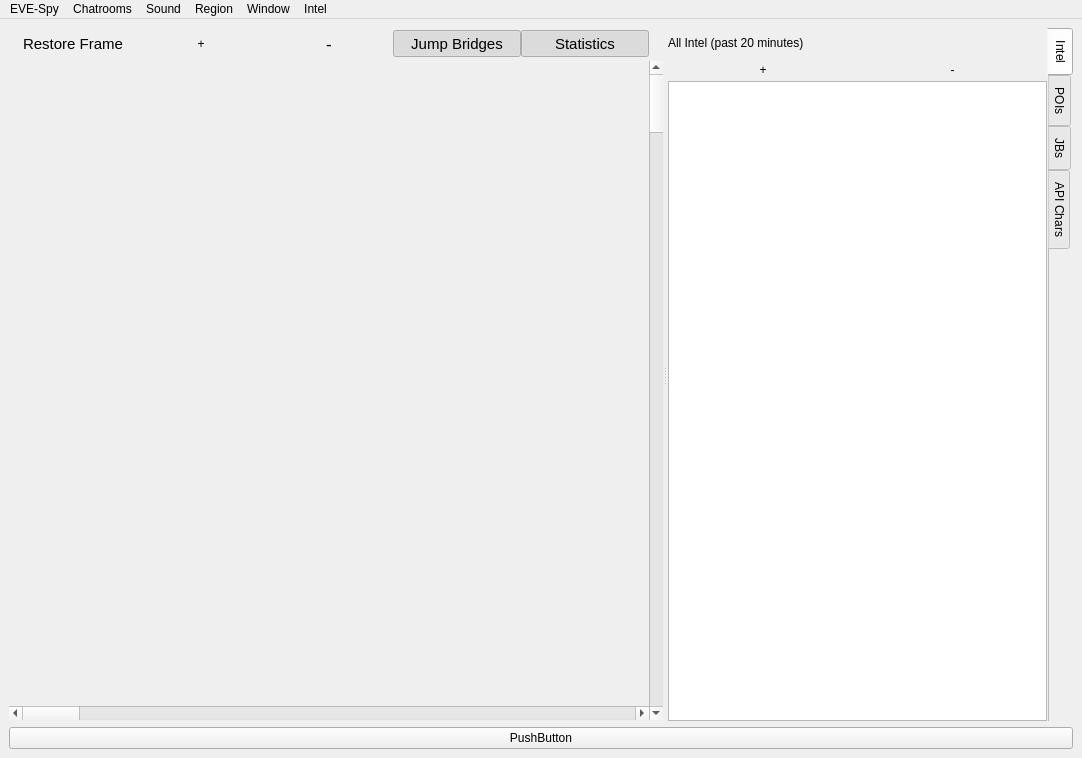
Before: the Qt Designer form src/vi/ui/MainWindow.ui in jkey-67/spyglass, drawn with Qt 5.
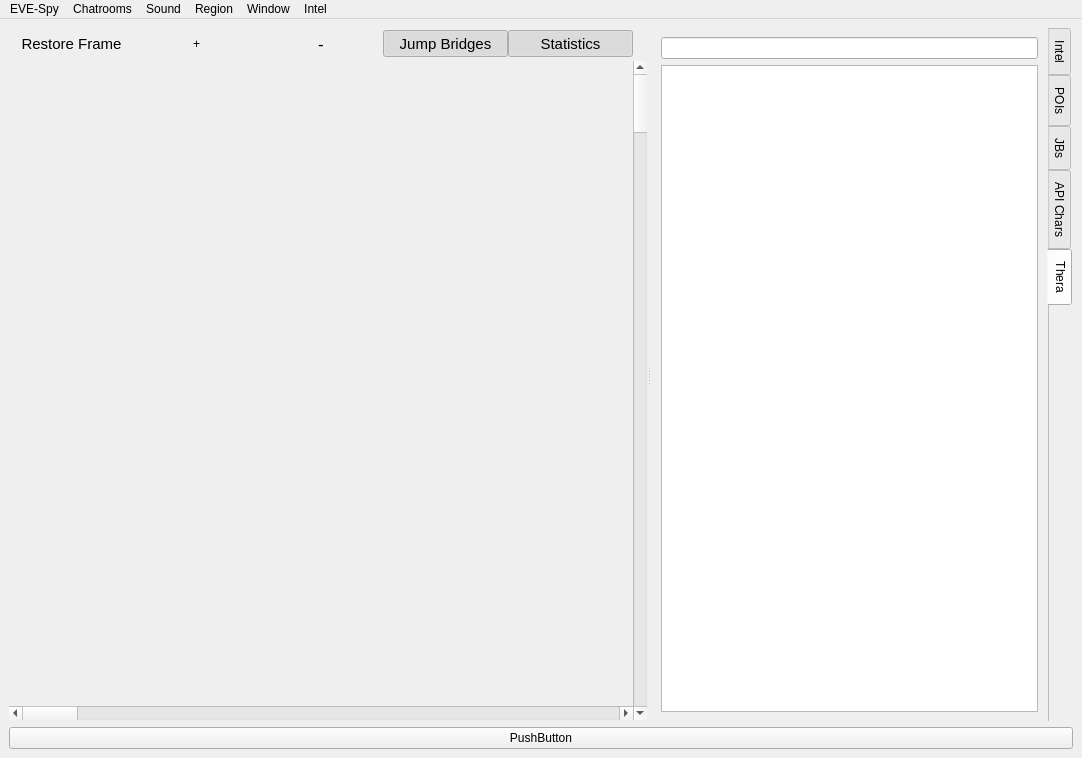
After: the same form once the commit is applied. The open tabs and pages were chosen to show the change. Icons and pictures are not drawn. Custom widgets are drawn as their Qt base class.

Commit message: Showing Thera connections fetched from eve-scout

Patch:
```diff
--- a/src/vi/ui/MainWindow.ui
+++ b/src/vi/ui/MainWindow.ui
@@ -678,6 +678,35 @@
             </item>
            </layout>
           </widget>
+          <widget class="QWidget" name="qThera">
+           <attribute name="title">
+            <string>Thera</string>
+           </attribute>
+           <layout class="QVBoxLayout" name="verticalLayout_6">
+            <item>
+             <widget class="QLineEdit" name="lineEditThera"/>
+            </item>
+            <item>
+             <widget class="QTableView" name="tableViewThera">
+              <property name="editTriggers">
+               <set>QAbstractItemView::NoEditTriggers</set>
+              </property>
+              <property name="sortingEnabled">
+               <bool>true</bool>
+              </property>
+              <property name="cornerButtonEnabled">
+               <bool>false</bool>
+              </property>
+              <attribute name="horizontalHeaderStretchLastSection">
+               <bool>true</bool>
+              </attribute>
+              <attribute name="verticalHeaderVisible">
+               <bool>false</bool>
+              </attribute>
+             </widget>
+            </item>
+           </layout>
+          </widget>
          </widget>
         </item>
        </layout>
```
Left out of the diff: 2 changed lines with no effect on the pictures. The commit also changes 4 other files.
